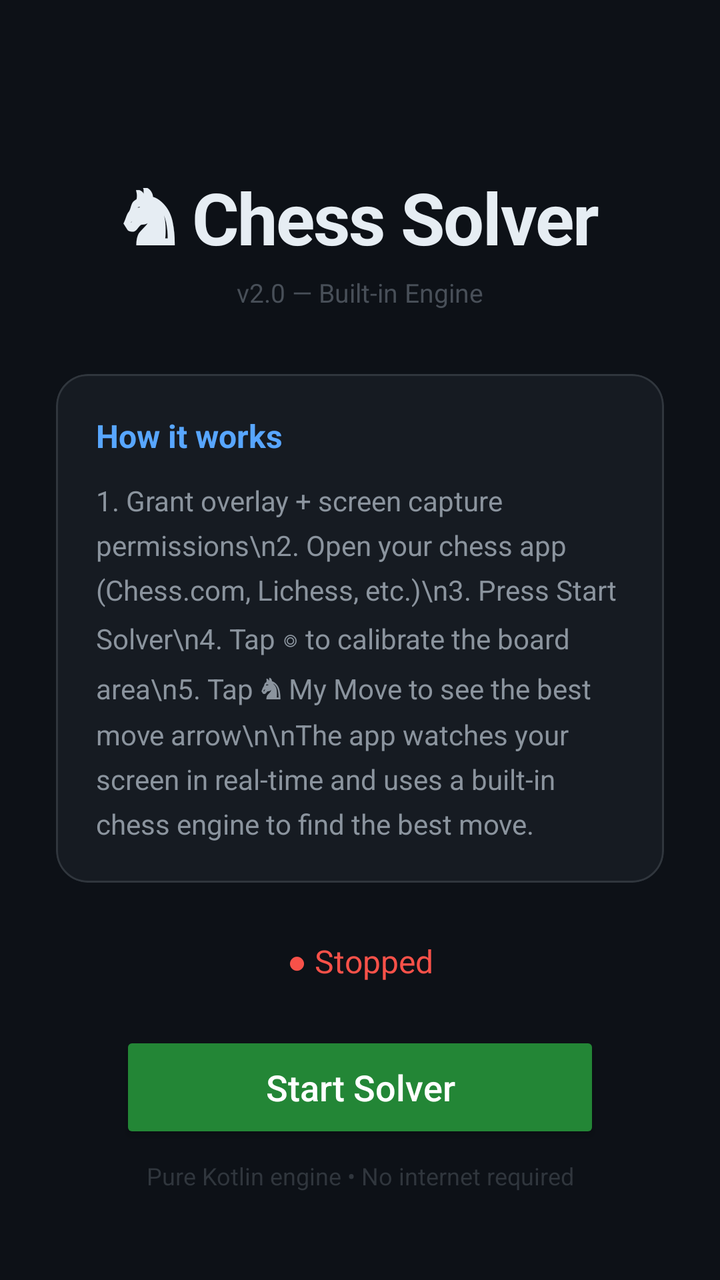
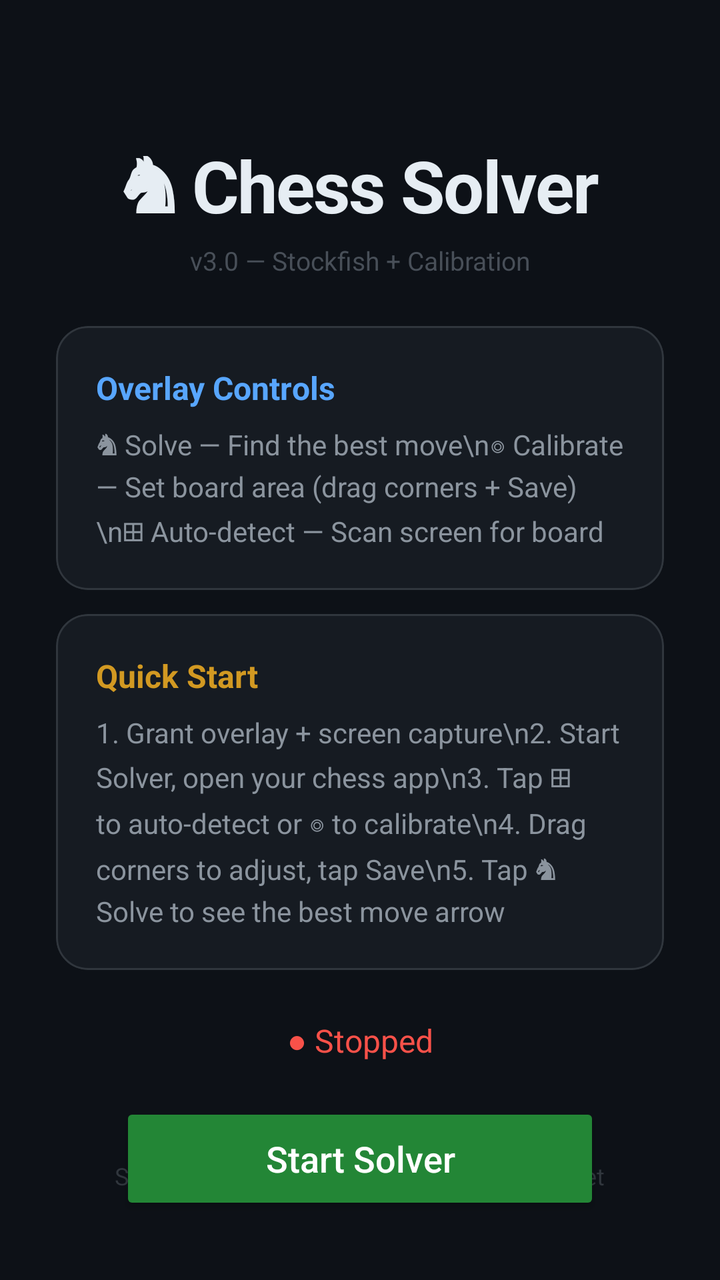

Before-and-after screenshots of an Android layout around one commit, followed by the original layout XML and the change that was made.
<!-- AndroidManifest.xml: activity theme Theme.ChessSolver -->
<!-- res/layout/activity_main.xml -->
<?xml version="1.0" encoding="utf-8"?>
<androidx.constraintlayout.widget.ConstraintLayout
    xmlns:android="http://schemas.android.com/apk/res/android"
    xmlns:app="http://schemas.android.com/apk/res-auto"
    android:layout_width="match_parent"
    android:layout_height="match_parent"
    android:background="#0D1117"
    android:padding="28dp">

    <TextView
        android:id="@+id/tvTitle"
        android:layout_width="wrap_content"
        android:layout_height="wrap_content"
        android:text="♞ Chess Solver"
        android:textSize="36sp"
        android:textColor="#E6EDF3"
        android:textStyle="bold"
        android:letterSpacing="-0.02"
        app:layout_constraintTop_toTopOf="parent"
        app:layout_constraintStart_toStartOf="parent"
        app:layout_constraintEnd_toEndOf="parent"
        android:layout_marginTop="56dp" />

    <TextView
        android:id="@+id/tvVersion"
        android:layout_width="wrap_content"
        android:layout_height="wrap_content"
        android:text="v2.0 — Built-in Engine"
        android:textSize="13sp"
        android:textColor="#484F58"
        app:layout_constraintTop_toBottomOf="@id/tvTitle"
        app:layout_constraintStart_toStartOf="parent"
        app:layout_constraintEnd_toEndOf="parent"
        android:layout_marginTop="4dp" />

    <com.google.android.material.card.MaterialCardView
        android:id="@+id/cardInfo"
        android:layout_width="0dp"
        android:layout_height="wrap_content"
        app:cardBackgroundColor="#161B22"
        app:cardCornerRadius="16dp"
        app:cardElevation="0dp"
        app:strokeColor="#30363D"
        app:strokeWidth="1dp"
        app:layout_constraintTop_toBottomOf="@id/tvVersion"
        app:layout_constraintStart_toStartOf="parent"
        app:layout_constraintEnd_toEndOf="parent"
        android:layout_marginTop="32dp">

        <LinearLayout
            android:layout_width="match_parent"
            android:layout_height="wrap_content"
            android:orientation="vertical"
            android:padding="20dp">

            <TextView
                android:layout_width="match_parent"
                android:layout_height="wrap_content"
                android:text="How it works"
                android:textSize="16sp"
                android:textColor="#58A6FF"
                android:textStyle="bold"
                android:layout_marginBottom="12dp" />

            <TextView
                android:layout_width="match_parent"
                android:layout_height="wrap_content"
                android:text="1. Grant overlay + screen capture permissions\n2. Open your chess app (Chess.com, Lichess, etc.)\n3. Press Start Solver\n4. Tap ◎ to calibrate the board area\n5. Tap ♞ My Move to see the best move arrow\n\nThe app watches your screen in real-time and uses a built-in chess engine to find the best move."
                android:textSize="14sp"
                android:textColor="#8B949E"
                android:lineSpacingExtra="6dp" />

        </LinearLayout>

    </com.google.android.material.card.MaterialCardView>

    <TextView
        android:id="@+id/tvStatus"
        android:layout_width="wrap_content"
        android:layout_height="wrap_content"
        android:text="● Stopped"
        android:textSize="16sp"
        android:textColor="#F85149"
        app:layout_constraintTop_toBottomOf="@id/cardInfo"
        app:layout_constraintStart_toStartOf="parent"
        app:layout_constraintEnd_toEndOf="parent"
        android:layout_marginTop="28dp" />

    <Button
        android:id="@+id/btnStartStop"
        android:layout_width="240dp"
        android:layout_height="56dp"
        android:text="Start Solver"
        android:textSize="18sp"
        android:textAllCaps="false"
        android:textColor="#FFFFFF"
        android:backgroundTint="#238636"
        app:cornerRadius="28dp"
        app:layout_constraintTop_toBottomOf="@id/tvStatus"
        app:layout_constraintStart_toStartOf="parent"
        app:layout_constraintEnd_toEndOf="parent"
        android:layout_marginTop="24dp" />

    <TextView
        android:id="@+id/tvFooter"
        android:layout_width="wrap_content"
        android:layout_height="wrap_content"
        android:text="Pure Kotlin engine • No internet required"
        android:textSize="12sp"
        android:textColor="#30363D"
        app:layout_constraintBottom_toBottomOf="parent"
        app:layout_constraintStart_toStartOf="parent"
        app:layout_constraintEnd_toEndOf="parent"
        android:layout_marginBottom="16dp" />

</androidx.constraintlayout.widget.ConstraintLayout>
<!-- resources referenced by this layout -->
<resources>
  <style name="Theme.ChessSolver" parent="Theme.MaterialComponents.DayNight.NoActionBar">
          <item name="colorPrimary">@color/colorPrimary</item>
          <item name="colorPrimaryDark">@color/colorPrimaryDark</item>
          <item name="colorAccent">@color/colorAccent</item>
          <item name="android:windowBackground">@color/colorPrimaryDark</item>
          <item name="android:statusBarColor">@color/colorPrimaryDark</item>
      </style>
  <color name="colorPrimary">#238636</color>
  <color name="colorPrimaryDark">#0D1117</color>
  <color name="colorAccent">#58A6FF</color>
</resources>

<!-- the commit's change to res/layout/activity_main.xml (unified diff, before → after) -->
@@ -19,13 +19,13 @@
         app:layout_constraintTop_toTopOf="parent"
         app:layout_constraintStart_toStartOf="parent"
         app:layout_constraintEnd_toEndOf="parent"
-        android:layout_marginTop="56dp" />
+        android:layout_marginTop="40dp" />
 
     <TextView
         android:id="@+id/tvVersion"
         android:layout_width="wrap_content"
         android:layout_height="wrap_content"
-        android:text="v2.0 — Built-in Engine"
+        android:text="v3.0 — Stockfish + Calibration"
         android:textSize="13sp"
         android:textColor="#484F58"
         app:layout_constraintTop_toBottomOf="@id/tvTitle"
@@ -45,7 +45,7 @@
         app:layout_constraintTop_toBottomOf="@id/tvVersion"
         app:layout_constraintStart_toStartOf="parent"
         app:layout_constraintEnd_toEndOf="parent"
-        android:layout_marginTop="32dp">
+        android:layout_marginTop="24dp">
 
         <LinearLayout
             android:layout_width="match_parent"
@@ -56,19 +56,60 @@
             <TextView
                 android:layout_width="match_parent"
                 android:layout_height="wrap_content"
-                android:text="How it works"
+                android:text="Overlay Controls"
                 android:textSize="16sp"
                 android:textColor="#58A6FF"
                 android:textStyle="bold"
-                android:layout_marginBottom="12dp" />
+                android:layout_marginBottom="8dp" />
 
             <TextView
                 android:layout_width="match_parent"
                 android:layout_height="wrap_content"
-                android:text="1. Grant overlay + screen capture permissions\n2. Open your chess app (Chess.com, Lichess, etc.)\n3. Press Start Solver\n4. Tap ◎ to calibrate the board area\n5. Tap ♞ My Move to see the best move arrow\n\nThe app watches your screen in real-time and uses a built-in chess engine to find the best move."
+                android:text="♞ Solve — Find the best move\n◎ Calibrate — Set board area (drag corners + Save)\n⊞ Auto-detect — Scan screen for board"
                 android:textSize="14sp"
                 android:textColor="#8B949E"
-                android:lineSpacingExtra="6dp" />
+                android:lineSpacingExtra="4dp" />
+
+        </LinearLayout>
+
+    </com.google.android.material.card.MaterialCardView>
+
+    <com.google.android.material.card.MaterialCardView
+        android:id="@+id/cardSteps"
+        android:layout_width="0dp"
+        android:layout_height="wrap_content"
+        app:cardBackgroundColor="#161B22"
+        app:cardCornerRadius="16dp"
+        app:cardElevation="0dp"
+        app:strokeColor="#30363D"
+        app:strokeWidth="1dp"
+        app:layout_constraintTop_toBottomOf="@id/cardInfo"
+        app:layout_constraintStart_toStartOf="parent"
+        app:layout_constraintEnd_toEndOf="parent"
+        android:layout_marginTop="12dp">
+
+        <LinearLayout
+            android:layout_width="match_parent"
+            android:layout_height="wrap_content"
+            android:orientation="vertical"
+            android:padding="20dp">
+
+            <TextView
+                android:layout_width="match_parent"
+                android:layout_height="wrap_content"
+                android:text="Quick Start"
+                android:textSize="16sp"
+                android:textColor="#D29922"
+                android:textStyle="bold"
+                android:layout_marginBottom="8dp" />
+
+            <TextView
+                android:layout_width="match_parent"
+                android:layout_height="wrap_content"
+                android:text="1. Grant overlay + screen capture\n2. Start Solver, open your chess app\n3. Tap ⊞ to auto-detect or ◎ to calibrate\n4. Drag corners to adjust, tap Save\n5. Tap ♞ Solve to see the best move arrow"
+                android:textSize="14sp"
+                android:textColor="#8B949E"
+                android:lineSpacingExtra="4dp" />
 
         </LinearLayout>
 
@@ -81,10 +122,10 @@
         android:text="● Stopped"
         android:textSize="16sp"
         android:textColor="#F85149"
-        app:layout_constraintTop_toBottomOf="@id/cardInfo"
+        app:layout_constraintTop_toBottomOf="@id/cardSteps"
         app:layout_constraintStart_toStartOf="parent"
         app:layout_constraintEnd_toEndOf="parent"
-        android:layout_marginTop="28dp" />
+        android:layout_marginTop="24dp" />
 
     <Button
         android:id="@+id/btnStartStop"
@@ -99,13 +140,13 @@
         app:layout_constraintTop_toBottomOf="@id/tvStatus"
         app:layout_constraintStart_toStartOf="parent"
         app:layout_constraintEnd_toEndOf="parent"
-        android:layout_marginTop="24dp" />
+        android:layout_marginTop="20dp" />
 
     <TextView
         android:id="@+id/tvFooter"
         android:layout_width="wrap_content"
         android:layout_height="wrap_content"
-        android:text="Pure Kotlin engine • No internet required"
+        android:text="Stockfish engine • Kotlin fallback • No internet"
         android:textSize="12sp"
         android:textColor="#30363D"
         app:layout_constraintBottom_toBottomOf="parent"
